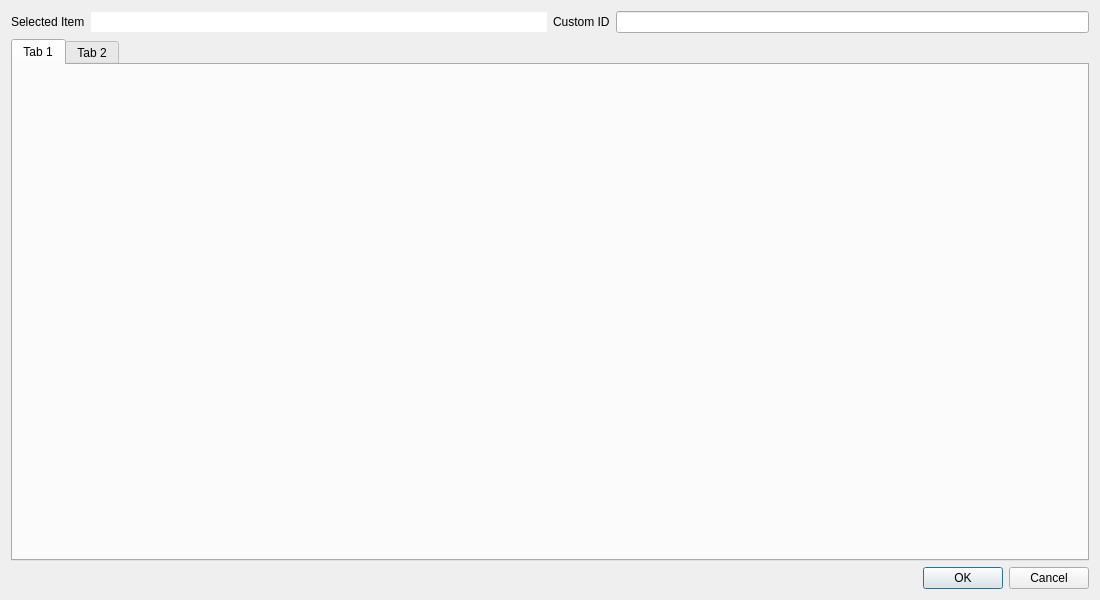
First picture: the form in src/plugins/qmldesigner/components/annotationeditor/annotationeditordialog.ui, repository qt-creator/qt-creator, before the edit.
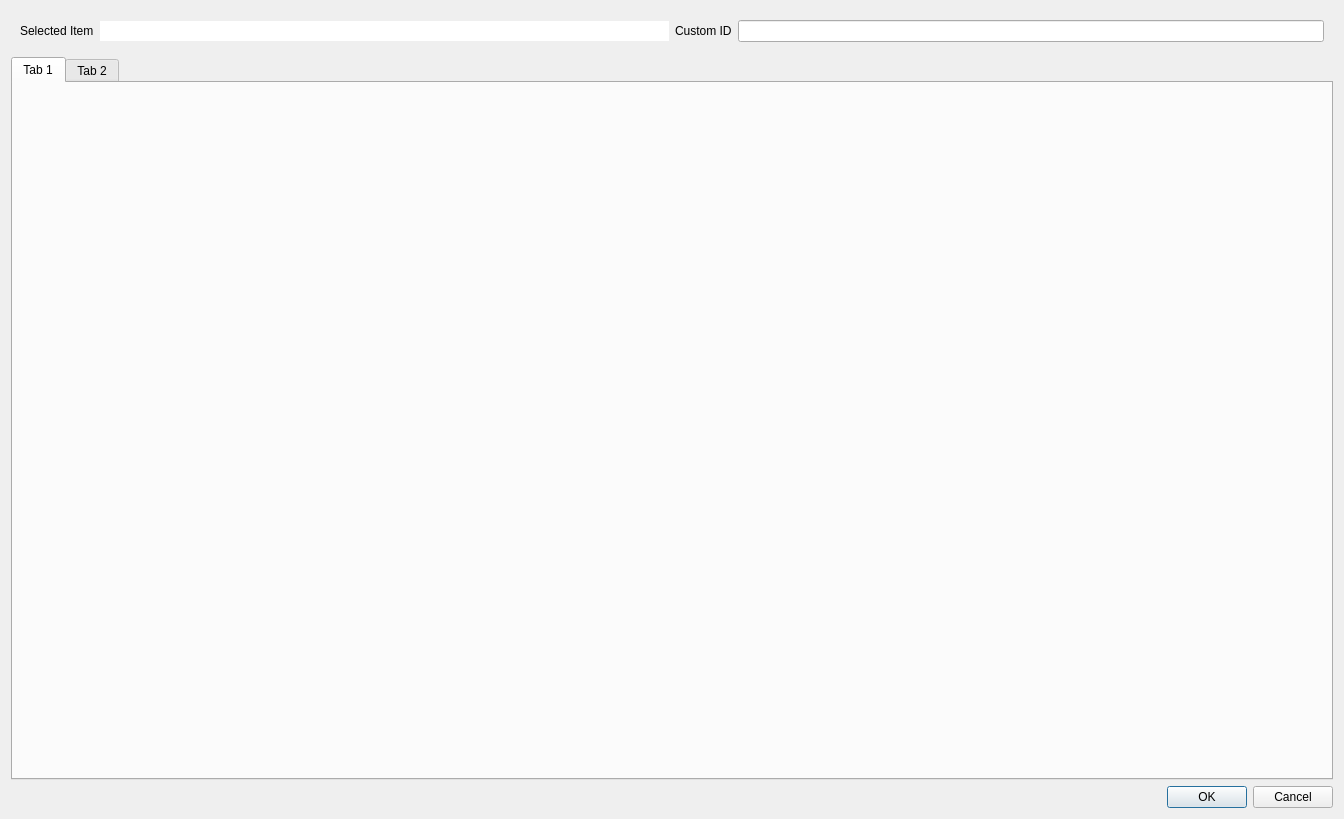
Second picture: the form after the edit.

Commit message:
QmlDesigner Global Annotation Status
 - Added Global Annotation Status for files
 - Added Status into ModelNode
 - Slight rework for annotation dialog .ui classes
 - Workaround for QmlJsLexer changes with Comment::deescapedText

Task: QDS-2027, QDS-2057

Diff of the .ui file:
```diff
--- a/src/plugins/qmldesigner/components/annotationeditor/annotationeditordialog.ui
+++ b/src/plugins/qmldesigner/components/annotationeditor/annotationeditordialog.ui
@@ -6,8 +6,8 @@
    <rect>
     <x>0</x>
     <y>0</y>
-    <width>1100</width>
-    <height>600</height>
+    <width>1344</width>
+    <height>819</height>
    </rect>
   </property>
   <property name="windowTitle">
@@ -15,6 +15,7 @@
   </property>
   <layout class="QVBoxLayout" name="verticalLayout">
    <item>
+    <widget class="QWidget" name="annotationContainer" native="true">
     <layout class="QHBoxLayout" name="horizontalLayout">
      <item>
       <layout class="QHBoxLayout" name="targetIdLayout">
@@ -52,6 +53,7 @@
       </layout>
      </item>
     </layout>
+    </widget>
    </item>
    <item>
     <widget class="QTabWidget" name="tabWidget">
```
Left out of the diff: 2 changed lines with no effect on the pictures. Lines whose indentation alone changed are shown as unchanged. The commit also changes 14 other files.
